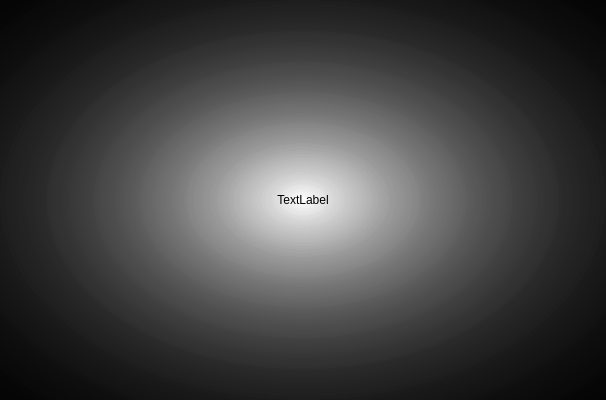
Before: the Qt Designer form mainwindow.ui in rohilsurana/gify, drawn with Qt 5.
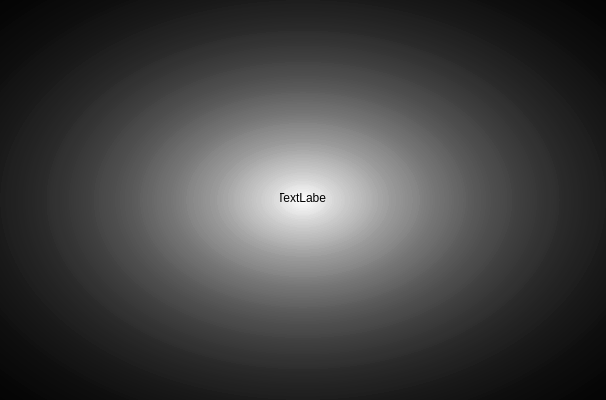
After: the same form once the commit is applied. Icons and pictures are not drawn. Custom widgets are drawn as their Qt base class.

The edit to the form file:
```diff
--- a/mainwindow.ui
+++ b/mainwindow.ui
@@ -11,7 +11,7 @@
    </rect>
   </property>
   <property name="sizePolicy">
-   <sizepolicy hsizetype="Fixed" vsizetype="Fixed">
+   <sizepolicy hsizetype="Maximum" vsizetype="Maximum">
     <horstretch>0</horstretch>
     <verstretch>0</verstretch>
    </sizepolicy>
@@ -28,70 +28,15 @@
 </string>
   </property>
   <widget class="QWidget" name="centralWidget">
-   <layout class="QVBoxLayout" name="verticalLayout">
-    <property name="spacing">
-     <number>0</number>
+   <widget class="MyLabel" name="label">
+    <property name="geometry">
+     <rect>
+      <x>280</x>
+      <y>190</y>
+      <width>46</width>
+      <height>16</height>
+     </rect>
     </property>
-    <property name="leftMargin">
-     <number>0</number>
-    </property>
-    <property name="topMargin">
-     <number>0</number>
-    </property>
-    <property name="rightMargin">
-     <number>0</number>
-    </property>
-    <property name="bottomMargin">
-     <number>0</number>
-    </property>
-    <item>
-     <layout class="QHBoxLayout" name="horizontalLayout">
-      <property name="spacing">
-       <number>0</number>
-      </property>
-      <item>
-       <spacer name="horizontalSpacer">
-        <property name="orientation">
-         <enum>Qt::Horizontal</enum>
-        </property>
-        <property name="sizeHint" stdset="0">
-         <size>
-          <width>40</width>
-          <height>20</height>
-         </size>
-        </property>
-       </spacer>
-      </item>
-      <item>
-       <widget class="MyLabel" name="close">
-        <property name="sizePolicy">
-         <sizepolicy hsizetype="Fixed" vsizetype="Fixed">
-          <horstretch>0</horstretch>
-          <verstretch>0</verstretch>
-         </sizepolicy>
-        </property>
-        <property name="minimumSize">
-         <size>
-          <width>50</width>
-          <height>50</height>
-         </size>
-        </property>
-        <property name="styleSheet">
-         <string notr="true">background-color: rgba(0, 0, 0, 0);
-color: rgb(255, 255, 255);</string>
-        </property>
-        <property name="text">
-         <string/>
-        </property>
-        <property name="pixmap">
-         <pixmap resource="resources.qrc">:/close.png</pixmap>
-        </property>
-       </widget>
-      </item>
-     </layout>
-    </item>
-    <item>
-     <widget class="QLabel" name="label">
       <property name="sizePolicy">
        <sizepolicy hsizetype="MinimumExpanding" vsizetype="MinimumExpanding">
         <horstretch>0</horstretch>
@@ -108,23 +53,38 @@
        <set>Qt::AlignCenter</set>
       </property>
      </widget>
-    </item>
-    <item>
-     <layout class="QHBoxLayout" name="horizontalLayout_2">
-      <item>
-       <spacer name="horizontalSpacer_2">
-        <property name="orientation">
-         <enum>Qt::Horizontal</enum>
-        </property>
-        <property name="sizeHint" stdset="0">
+   <widget class="MyLabel" name="close">
+    <property name="geometry">
+     <rect>
+      <x>550</x>
+      <y>0</y>
+      <width>50</width>
+      <height>50</height>
+     </rect>
+    </property>
+    <property name="sizePolicy">
+     <sizepolicy hsizetype="Fixed" vsizetype="Fixed">
+      <horstretch>0</horstretch>
+      <verstretch>0</verstretch>
+     </sizepolicy>
+    </property>
+    <property name="minimumSize">
          <size>
-          <width>40</width>
-          <height>20</height>
-         </size>
-        </property>
-       </spacer>
-      </item>
-      <item>
+      <width>50</width>
+      <height>50</height>
+     </size>
+    </property>
+    <property name="styleSheet">
+     <string notr="true">background-color: rgba(0, 0, 0, 0);
+color: rgb(255, 255, 255);</string>
+    </property>
+    <property name="text">
+     <string/>
+    </property>
+    <property name="pixmap">
+     <pixmap resource="resources.qrc">:/close.png</pixmap>
+    </property>
+   </widget>
        <widget class="MyLabel" name="zoomin">
         <property name="sizePolicy">
          <sizepolicy hsizetype="Fixed" vsizetype="Fixed">
@@ -149,9 +109,15 @@
          <pixmap resource="resources.qrc">:/zoomin.png</pixmap>
         </property>
        </widget>
-      </item>
-      <item>
        <widget class="MyLabel" name="zoomout">
+    <property name="geometry">
+     <rect>
+      <x>330</x>
+      <y>350</y>
+      <width>50</width>
+      <height>50</height>
+     </rect>
+    </property>
         <property name="sizePolicy">
          <sizepolicy hsizetype="Fixed" vsizetype="Fixed">
           <horstretch>0</horstretch>
@@ -175,23 +141,6 @@
          <pixmap resource="resources.qrc">:/zoomout.png</pixmap>
         </property>
        </widget>
-      </item>
-      <item>
-       <spacer name="horizontalSpacer_3">
-        <property name="orientation">
-         <enum>Qt::Horizontal</enum>
-        </property>
-        <property name="sizeHint" stdset="0">
-         <size>
-          <width>40</width>
-          <height>20</height>
-         </size>
-        </property>
-       </spacer>
-      </item>
-     </layout>
-    </item>
-   </layout>
   </widget>
  </widget>
  <layoutdefault spacing="6" margin="11"/>
```
Left out of the diff: 8 changed lines with no effect on the pictures. Lines whose indentation alone changed are shown as unchanged.
